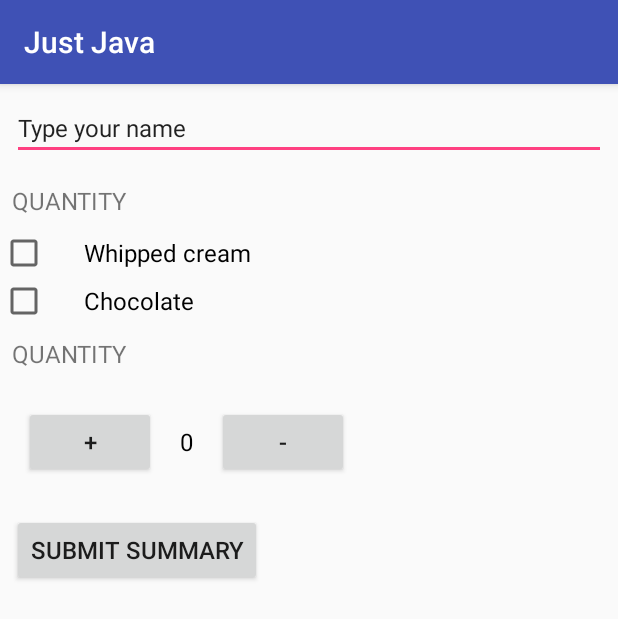
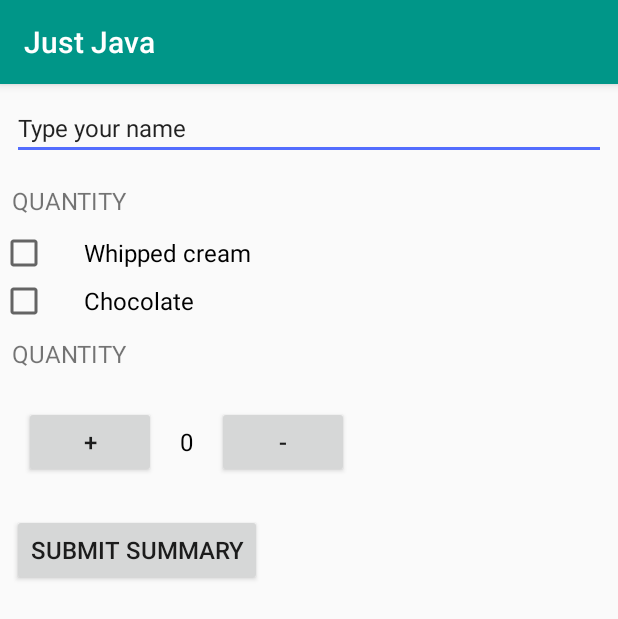
Before and after one commit to ArleyCH/Just-Java, an Android app: the screen it shows after launch (MainActivity), on a phone screen of 412 x 824 dp. Shown: the top 619 px of the screen. Run offline under Robolectric (Android 15) with nearby library versions, the phone set to English and light mode, and no system bars.

Commit message:
Final state of the app. Used styles and themes.

```diff
--- a/app/src/main/java/com/example/user/justjava/MainActivity.java
+++ b/app/src/main/java/com/example/user/justjava/MainActivity.java
@@ -29,7 +29,7 @@ public class MainActivity extends AppCompatActivity {
         setContentView(R.layout.activity_main);
 
         quantityTextView = (TextView) findViewById(R.id.quantity_text_view);
-//        priceTextView = (TextView) findViewById(R.id.price_text_view);
+        //priceTextView = (TextView) findViewById(R.id.price_text_view);
         whippedCreamCheckBox = (CheckBox) findViewById(R.id.checkbox_whipped_cream);
         chocholateCheckBox = (CheckBox) findViewById(R.id.checkbox_chocolate);
         nameEditText = (EditText) findViewById(R.id.edit_text_name);
--- a/app/src/main/res/layout/activity_main.xml
+++ b/app/src/main/res/layout/activity_main.xml
@@ -12,18 +12,16 @@
 
         <EditText
             android:id="@+id/edit_text_name"
+            style="@style/DefaultSizeStyle"
             android:layout_width="match_parent"
             android:layout_height="wrap_content"
-            android:text="Type your name"
-            android:layout_margin="8dp"
-            android:textSize="16sp"/>
+            android:text="Type your name" />
 
         <TextView
+            style="@style/DefaultSizeStyle"
             android:layout_width="wrap_content"
             android:layout_height="wrap_content"
-            android:layout_margin="8dp"
-            android:text="QUANTITY"
-            android:textSize="16sp" />
+            android:text="QUANTITY" />
 
         <CheckBox
             android:id="@+id/checkbox_whipped_cream"
@@ -44,11 +42,10 @@
             android:textSize="16sp" />
 
         <TextView
+            style="@style/DefaultSizeStyle"
             android:layout_width="wrap_content"
             android:layout_height="wrap_content"
-            android:layout_margin="8dp"
-            android:text="QUANTITY"
-            android:textSize="16sp" />
+            android:text="QUANTITY" />
 
         <LinearLayout
             android:layout_width="match_parent"
@@ -57,37 +54,33 @@
             android:orientation="horizontal">
 
             <Button
+                style="@style/DefaultSizeStyle"
                 android:layout_width="wrap_content"
                 android:layout_height="wrap_content"
-                android:layout_margin="8dp"
                 android:onClick="increment"
-                android:text="+"
-                android:textSize="16sp" />
+                android:text="+" />
 
             <TextView
                 android:id="@+id/quantity_text_view"
+                style="@style/DefaultSizeStyle"
                 android:layout_width="wrap_content"
                 android:layout_height="wrap_content"
-                android:layout_margin="8dp"
                 android:text="0"
-                android:textColor="#000000"
-                android:textSize="16sp" />
+                android:textColor="#000000" />
 
             <Button
+                style="@style/DefaultSizeStyle"
                 android:layout_width="wrap_content"
                 android:layout_height="wrap_content"
-                android:layout_margin="8dp"
                 android:onClick="decrement"
-                android:text="-"
-                android:textSize="16sp" />
+                android:text="-" />
         </LinearLayout>
 
         <Button
+            style="@style/DefaultSizeStyle"
             android:layout_width="wrap_content"
             android:layout_height="wrap_content"
-            android:layout_margin="8dp"
             android:onClick="submitSummary"
-            android:text="Submit summary"
-            android:textSize="16sp" />
+            android:text="Submit summary" />
     </LinearLayout>
 </ScrollView>
--- a/app/src/main/res/values/styles.xml
+++ b/app/src/main/res/values/styles.xml
@@ -3,9 +3,14 @@
     <!-- Base application theme. -->
     <style name="AppTheme" parent="Theme.AppCompat.Light.DarkActionBar">
         <!-- Customize your theme here. -->
-        <item name="colorPrimary">@color/colorPrimary</item>
-        <item name="colorPrimaryDark">@color/colorPrimaryDark</item>
-        <item name="colorAccent">@color/colorAccent</item>
+        <item name="colorPrimary">#009688</item>
+        <item name="colorPrimaryDark">#00796B</item>
+        <item name="colorAccent">#536DFE</item>
+    </style>
+    <style name="DefaultSizeStyle">
+        <!-- Customize your theme here. -->
+        <item name="android:layout_margin">8dp</item>
+        <item name="android:textSize">16sp</item>
     </style>
 
 </resources>
```
